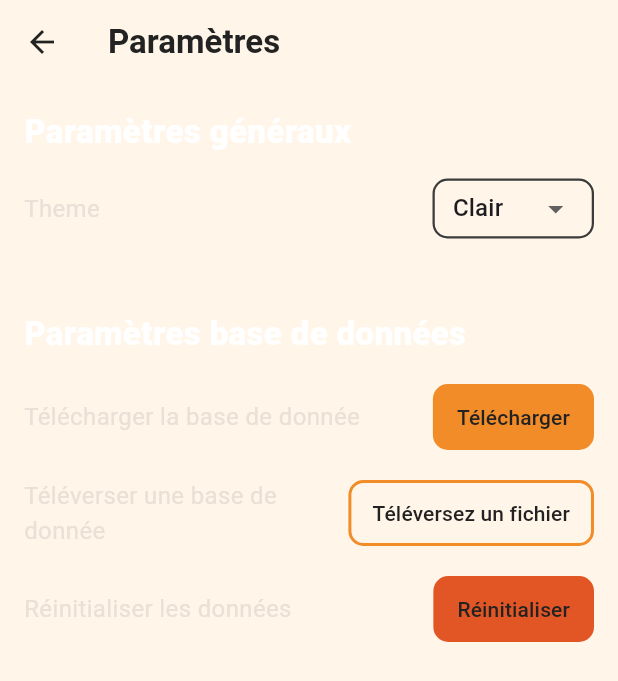
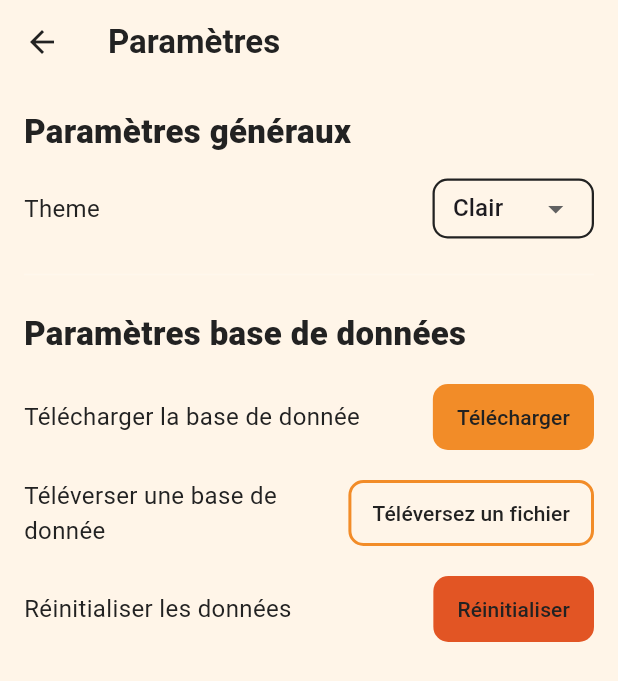
Before and after one commit to SilverCore-Git/silvernote_mobile, a Flutter app: the SettingsPage screen opened directly, on a phone screen of 412 x 824 dp. Shown: the top 681 px of the screen. Run offline on Flutter 3.47's test engine with Material 3 defaults, Android fonts, the phone set to English and light mode, and no system bars; our stand-ins replace flutter_svg; missing offline and left inert: clerk_flutter; project files that could hold a hidden picture were left out.

Commit message:
fixed color not changing in settings

```diff
--- a/lib/main.dart
+++ b/lib/main.dart
@@ -8,8 +8,6 @@ import 'package:flutter_svg/flutter_svg.dart';
 const appUrl = 'https://test-clerk.dev.silvernote.fr/';
 const String clerkPublishableKey = 'pk_test_aW52aXRpbmctZmluY2gtNTIuY2xlcmsuYWNjb3VudHMuZGV2JA';
 
-//const _cream = Color(0xFFFEF3E7);
-//const _creamSurface = Color(0xFFFFF1E6);
 const _border = Color(0xFF2F2F2F);
 const _textDark = Color(0xFF2A2A2A);
 const _hint = Color(0xFF7F7F7F);
@@ -33,21 +31,18 @@ final ThemeData darkTheme = ThemeData(
 class CustomColors {
   final Color noteCardColor;
   final Color textColor;
-  final Color searchBarColor;
-  CustomColors({required this.noteCardColor,required this.textColor,required this.searchBarColor});
+  CustomColors({required this.noteCardColor,required this.textColor});
 }
 
 final customColorsLight = CustomColors(
   noteCardColor: const Color(0xFFFFF5E8),
   textColor: const Color(0xFF222222),
-  searchBarColor: const Color(0xFFFFF5E8),
 );
 
 
 final customColorsDark = CustomColors(
-  noteCardColor: const Color.fromARGB(255, 58, 50, 45),
+  noteCardColor: const Color(0xFF3A322D),
   textColor: const Color(0xFFEAE0D7),
-  searchBarColor: const Color(0xFFF28C28),
 );
 
 extension CustomThemeExtension on ThemeData {
@@ -438,11 +433,7 @@ class SettingsPage extends StatefulWidget {
 }
 
 class _SettingsPageState extends State<SettingsPage> {
-  final ThemeMode _theme = ThemeMode.light;
-  Color _accent = const Color(0xFFF28C28);
 
-  static const _sectionText = Colors.white;
-  static const _labelText = Color(0xFFEAE0D7);
   static const _divider = Color(0x33FFFFFF);
 
   @override
@@ -526,12 +517,6 @@ class _SettingsPageState extends State<SettingsPage> {
     );
   }
 
-  void _toggleAccent() {
-    setState(() {
-      _accent = _accent == const Color(0xFFF28C28) ? const Color(0xFF3B82F6) : const Color(0xFFF28C28);
-    });
-  }
-
   void _onDownload() {
     ScaffoldMessenger.of(context).showSnackBar(const SnackBar(content: Text('Téléchargement...')));
   }
@@ -575,8 +560,8 @@ class __SettingsSectionTitle extends StatelessWidget {
   Widget build(BuildContext context) {
     return Text(
       text,
-      style: const TextStyle(
-        color: Colors.white,
+      style: TextStyle(
+        color: Theme.of(context).customColors.textColor,
         fontWeight: FontWeight.w800,
         fontSize: 22,
       ),
@@ -592,7 +577,7 @@ class __SettingsRowLabelControl extends StatelessWidget {
   Widget build(BuildContext context) {
     return Row(
       children: [
-        Expanded(child: Text(label, style: const TextStyle(color: Color(0xFFEAE0D7), fontSize: 16))),
+        Expanded(child: Text(label, style: TextStyle(color: Theme.of(context).customColors.textColor, fontSize: 16))),
         control,
       ],
     );
@@ -607,7 +592,7 @@ class __SettingsRowActionRight extends StatelessWidget {
   Widget build(BuildContext context) {
     return Row(
       children: [
-        Expanded(child: Text(label, style: const TextStyle(color: Color(0xFFEAE0D7), fontSize: 16))),
+        Expanded(child: Text(label, style: TextStyle(color: Theme.of(context).customColors.textColor, fontSize: 16))),
         child,
       ],
     );
@@ -626,9 +611,9 @@ class __ThemeDropdown extends StatelessWidget {
       height: 40,
       padding: const EdgeInsets.symmetric(horizontal: 12),
       decoration: BoxDecoration(
-        color: const Color(0xFFFFF5E8),
+        color: Theme.of(context).customColors.noteCardColor,
         borderRadius: BorderRadius.circular(10),
-        border: Border.all(color: const Color(0xFF3B3B3B), width: 1.5),
+        border: Border.all(color: Theme.of(context).customColors.textColor, width: 1.5),
       ),
       child: DropdownButtonHideUnderline(
         child: DropdownButton<bool>(
```
